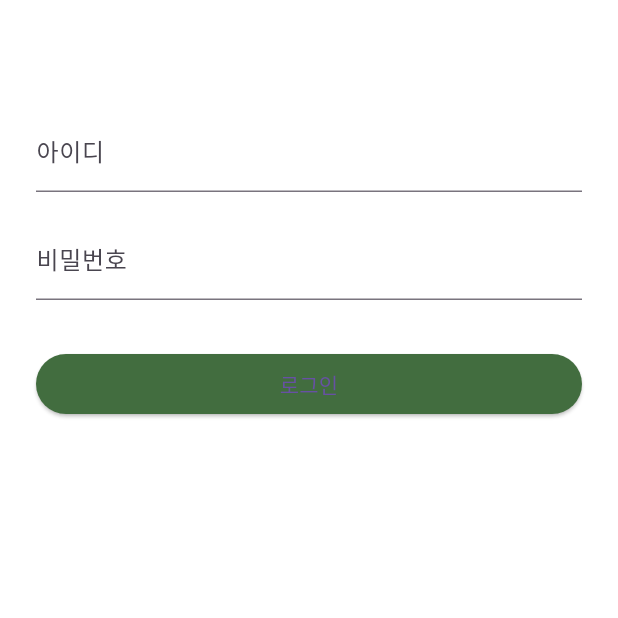
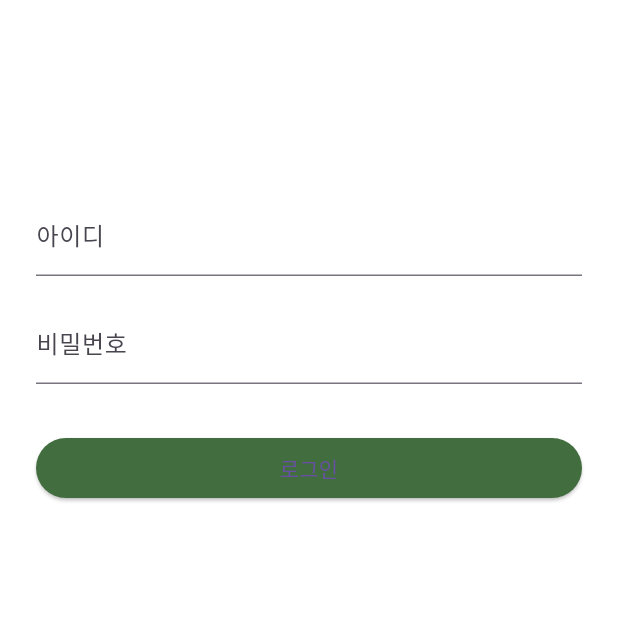
Before and after one commit to zzingni/SWPROJECT_PLANTI_FE, a Flutter app: the screen it shows after launch, on a phone screen of 412 x 824 dp, the top half of it. Run offline on Flutter 3.47's test engine with Material 3 defaults, Android fonts, the phone set to English and light mode, and no system bars; our stand-ins replace firebase_core, firebase_messaging, flutter_secure_storage; accounts and stored records are empty.

Commit message:
fix : 로그인 fcm 관련 로직 수정

```diff
--- a/lib/main.dart
+++ b/lib/main.dart
@@ -13,6 +13,9 @@ import 'dart:convert';
 void main() async {
   WidgetsFlutterBinding.ensureInitialized();
   await Firebase.initializeApp();
+
+  final storage = FlutterSecureStorage();
+  await storage.deleteAll();
 
   // 앱 시작 시 FCM 토큰 가져오기
   try {
--- a/lib/screens/login_screen.dart
+++ b/lib/screens/login_screen.dart
@@ -58,6 +58,11 @@ class _LoginScreenState extends State<LoginScreen> {
   Widget build(BuildContext context) {
     return Scaffold(
       backgroundColor: Colors.white,
+      appBar: AppBar(
+        backgroundColor: Colors.white,
+        foregroundColor: Colors.black,
+        elevation: 0,
+      ),
       body: SafeArea(
         child: Form(
           key: _formKey,
```
